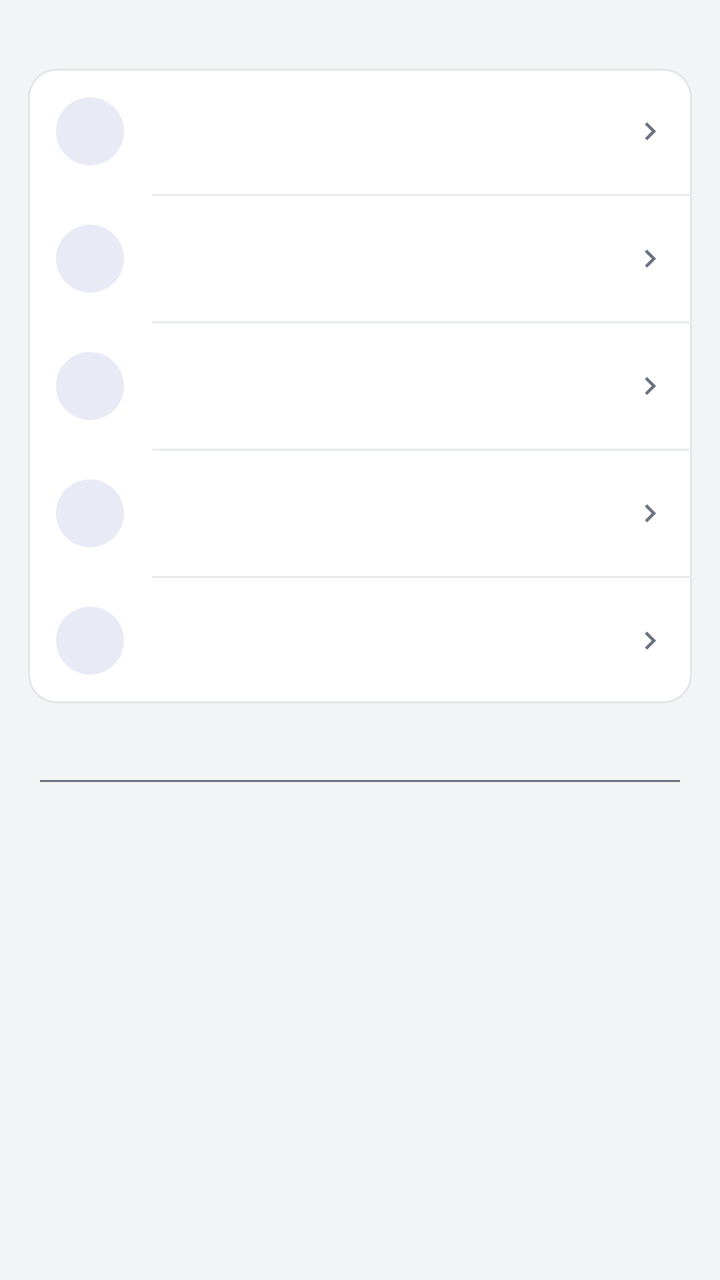
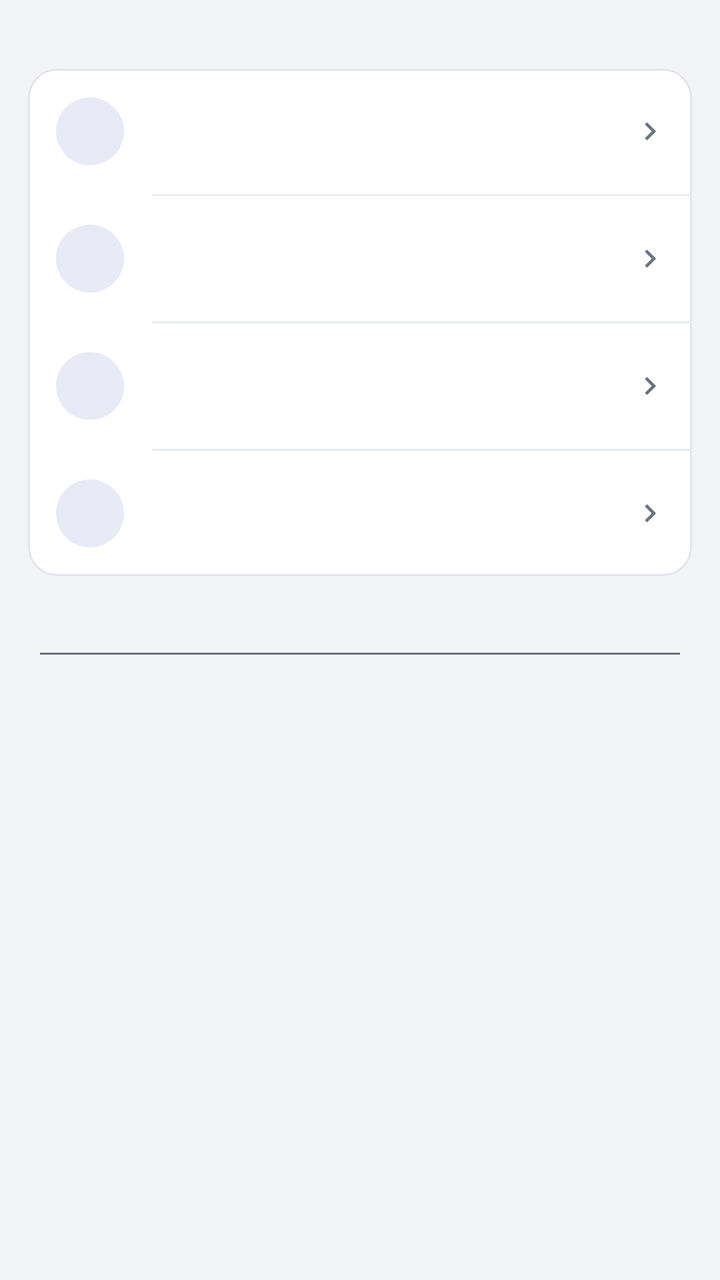

An Android layout rendered at two revisions. The XML below is the earlier revision; the diff shows what the commit changed to produce the second picture.
<!-- AndroidManifest.xml: activity theme AppTheme -->
<!-- res/layout/activity_maps.xml -->
<?xml version="1.0" encoding="utf-8"?>
<ScrollView xmlns:android="http://schemas.android.com/apk/res/android"
    android:id="@+id/root"
    android:layout_width="match_parent"
    android:layout_height="match_parent"
    android:fillViewport="true"
    android:background="@color/bg">

  <LinearLayout
    android:layout_width="match_parent"
    android:layout_height="wrap_content"
    android:orientation="vertical">

    <TextView
        android:id="@+id/maps_head"
        android:layout_width="match_parent"
        android:layout_height="wrap_content"
        android:paddingStart="20dp"
        android:paddingEnd="20dp"
        android:paddingTop="12dp"
        android:paddingBottom="6dp"
        android:lineSpacingExtra="2dp"
        android:textColor="@color/fg_muted"
        android:textSize="12sp" />

    <LinearLayout
        android:id="@+id/maps_actions"
        android:layout_width="match_parent"
        android:layout_height="wrap_content"
        android:orientation="vertical"
        android:background="@drawable/card_bg"
        android:layout_marginStart="14dp"
        android:layout_marginEnd="14dp"
        android:layout_marginBottom="8dp">

        
        <include
            android:id="@+id/row_maps_import"
            layout="@layout/row_action"
            android:layout_width="match_parent"
            android:layout_height="wrap_content" />

        <View
            android:layout_width="match_parent"
            android:layout_height="1dp"
            android:layout_marginStart="62dp"
            android:background="@color/divider" />

        <include
            android:id="@+id/row_maps_export"
            layout="@layout/row_action"
            android:layout_width="match_parent"
            android:layout_height="wrap_content" />

        <View
            android:layout_width="match_parent"
            android:layout_height="1dp"
            android:layout_marginStart="62dp"
            android:background="@color/divider" />

        
        <include
            android:id="@+id/row_maps_export_stats"
            layout="@layout/row_action"
            android:layout_width="match_parent"
            android:layout_height="wrap_content" />

        <View
            android:layout_width="match_parent"
            android:layout_height="1dp"
            android:layout_marginStart="62dp"
            android:background="@color/divider" />

        
        <include
            android:id="@+id/row_maps_del"
            layout="@layout/row_action"
            android:layout_width="match_parent"
            android:layout_height="wrap_content" />

        <View
            android:layout_width="match_parent"
            android:layout_height="1dp"
            android:layout_marginStart="62dp"
            android:background="@color/divider" />

        
        <include
            android:id="@+id/row_maps_filter"
            layout="@layout/row_action"
            android:layout_width="match_parent"
            android:layout_height="wrap_content" />
    </LinearLayout>

    
    <EditText
        android:id="@+id/maps_search"
        android:layout_width="match_parent"
        android:layout_height="wrap_content"
        android:layout_marginStart="@dimen/page_pad"
        android:layout_marginEnd="@dimen/page_pad"
        android:layout_marginTop="2dp"
        android:inputType="text"
        android:maxLength="60"
        android:singleLine="true"
        android:textColor="@color/fg"
        android:textColorHint="@color/fg_muted"
        android:textSize="15sp" />

    
    <TextView
        android:id="@+id/maps_filtered"
        android:layout_width="match_parent"
        android:layout_height="wrap_content"
        android:paddingStart="@dimen/page_pad"
        android:paddingEnd="@dimen/page_pad"
        android:paddingTop="6dp"
        android:textColor="@color/fg_muted"
        android:textSize="12sp"
        android:visibility="gone" />

    
    <TextView
        android:id="@+id/maps_empty"
        style="@style/PageEmpty"
        android:visibility="gone" />

    
    <LinearLayout
        android:id="@+id/maps_list"
        android:layout_width="match_parent"
        android:layout_height="wrap_content"
        android:orientation="vertical"
        android:paddingBottom="8dp" />

    
    <View
        android:layout_width="match_parent"
        android:layout_height="@dimen/page_bottom_space" />
  </LinearLayout>
</ScrollView>
<!-- res/layout/row_action.xml (included above) -->
<?xml version="1.0" encoding="utf-8"?>
<LinearLayout xmlns:android="http://schemas.android.com/apk/res/android"
    android:layout_width="match_parent"
    android:layout_height="wrap_content"
    android:orientation="horizontal"
    android:gravity="center_vertical"
    android:background="?android:attr/selectableItemBackground"
    android:clickable="true"
    android:focusable="false"
    android:paddingStart="14dp"
    android:paddingEnd="12dp"
    android:paddingTop="12dp"
    android:paddingBottom="12dp">

    <FrameLayout
        android:layout_width="@dimen/row_icon_box"
        android:layout_height="@dimen/row_icon_box"
        android:background="@drawable/icon_circle">

        <ImageView
            android:id="@+id/act_icon"
            android:layout_width="@dimen/row_icon"
            android:layout_height="@dimen/row_icon"
            android:layout_gravity="center"
            android:tint="@color/accent" />
    </FrameLayout>

    <LinearLayout
        android:layout_width="0dp"
        android:layout_height="wrap_content"
        android:layout_weight="1"
        android:layout_marginStart="14dp"
        android:orientation="vertical">

        <TextView
            android:id="@+id/act_title"
            android:layout_width="match_parent"
            android:layout_height="wrap_content"
            android:singleLine="true"
            android:ellipsize="end"
            android:textSize="15sp"
            android:textColor="@color/fg" />

        <TextView
            android:id="@+id/act_sub"
            android:layout_width="match_parent"
            android:layout_height="wrap_content"
            android:paddingTop="2dp"
            android:textSize="12sp"
            android:textColor="@color/fg_muted" />
    </LinearLayout>

    <ImageView
        android:layout_width="@dimen/row_chevron"
        android:layout_height="@dimen/row_chevron"
        android:layout_marginStart="8dp"
        android:src="@drawable/ic_chevron"
        android:tint="@color/fg_muted" />
</LinearLayout>
<!-- resources referenced by this layout -->
<resources>
  <color name="accent">#FF3F51B5</color>
  <color name="bg">#FFF3F4F6</color>
  <color name="divider">#FFE8EAEE</color>
  <color name="fg">#FF1A1C1E</color>
  <color name="fg_muted">#FF6B7280</color>
  <dimen name="page_bottom_space">24dp</dimen>
  <dimen name="page_pad">16dp</dimen>
  <dimen name="row_chevron">18dp</dimen>
  <dimen name="row_icon">22dp</dimen>
  <dimen name="row_icon_box">34dp</dimen>
  <!-- drawable card_bg (drawable) -->
  <?xml version="1.0" encoding="utf-8"?>
  <shape xmlns:android="http://schemas.android.com/apk/res/android"
      android:shape="rectangle">
      <solid android:color="@color/card" />
      <corners android:radius="14dp" />
      <stroke android:width="1dp" android:color="@color/card_stroke" />
  </shape>
  <!-- drawable ic_chevron (drawable) -->
  <?xml version="1.0" encoding="utf-8"?>
  <vector xmlns:android="http://schemas.android.com/apk/res/android"
      android:width="24dp"
      android:height="24dp"
      android:viewportWidth="24"
      android:viewportHeight="24">
      <path
          android:fillColor="@color/icon_tint"
          android:pathData="M10,6L8.59,7.41 13.17,12l-4.58,4.59L10,18l6,-6z" />
  </vector>
  <!-- drawable icon_circle (drawable) -->
  <?xml version="1.0" encoding="utf-8"?>
  <shape xmlns:android="http://schemas.android.com/apk/res/android"
      android:shape="oval">
      <solid android:color="@color/accent_soft" />
  </shape>
  <color name="card">#FFFFFFFF</color>
  <color name="card_stroke">#FFE3E5EA</color>
  <color name="icon_tint">#FF5F6368</color>
  <color name="accent_soft">#FFE8EAF6</color>
  <color name="appbar">#FF3F51B5</color>
  <color name="statusbar">#FF303F9F</color>
  <style name="AppBarStyle" parent="android:Widget.Material.ActionBar.Solid">
          <item name="android:background">@color/appbar</item>
          
          <item name="android:elevation">0dp</item>
          
          <item name="android:contentInsetStart">16dp</item>
          <item name="android:titleTextStyle">@style/AppBarTitle</item>
      </style>
  <style name="AppDialogTheme" parent="android:Theme.Material.Light.Dialog.Alert">
          <item name="android:windowBackground">@drawable/dlg_bg</item>
          <item name="android:colorAccent">@color/accent</item>
          <item name="android:textColorPrimary">@color/fg</item>
          <item name="android:textColorSecondary">@color/fg_muted</item>
          <item name="android:colorControlNormal">@color/fg_muted</item>
      </style>
  <style name="AppOverflowMenu" parent="@android:style/Widget.Material.PopupMenu.Overflow">
          <item name="android:popupBackground">@drawable/popup_bg</item>
          
          <item name="android:overlapAnchor">false</item>
          <item name="android:dropDownVerticalOffset">4dp</item>
          
          <item name="android:popupElevation">8dp</item>
      </style>
  <style name="AppBarTitle" parent="android:TextAppearance.Material.Widget.ActionBar.Title">
          <item name="android:textColor">@color/on_appbar</item>
          <item name="android:textSize">20sp</item>
          <item name="android:fontFamily">sans-serif-medium</item>
      </style>
  <!-- drawable dlg_bg (drawable) -->
  <?xml version="1.0" encoding="utf-8"?>
  <inset xmlns:android="http://schemas.android.com/apk/res/android"
      android:inset="16dp">
      <shape android:shape="rectangle">
          <solid android:color="@color/card" />
          <corners android:radius="14dp" />
          <stroke android:width="1dp" android:color="@color/card_stroke" />
      </shape>
  </inset>
  <!-- drawable popup_bg (drawable) -->
  <?xml version="1.0" encoding="utf-8"?>
  <shape xmlns:android="http://schemas.android.com/apk/res/android"
      android:shape="rectangle">
      <solid android:color="@color/popup" />
      <corners android:radius="14dp" />
      <stroke android:width="1dp" android:color="@color/popup_stroke" />
  </shape>
  <color name="on_appbar">#FFFFFFFF</color>
  <color name="popup">#FFFFFFFF</color>
  <color name="popup_stroke">#FFD8DCE4</color>
  <!-- unchanged entries left out for length: 2 -->
</resources>

<!-- the commit's change to res/layout/activity_maps.xml (unified diff, before → after) -->
@@ -48,19 +48,6 @@
 
         <include
             android:id="@+id/row_maps_export"
-            layout="@layout/row_action"
-            android:layout_width="match_parent"
-            android:layout_height="wrap_content" />
-
-        <View
-            android:layout_width="match_parent"
-            android:layout_height="1dp"
-            android:layout_marginStart="62dp"
-            android:background="@color/divider" />
-
-        
-        <include
-            android:id="@+id/row_maps_export_stats"
             layout="@layout/row_action"
             android:layout_width="match_parent"
             android:layout_height="wrap_content" />
